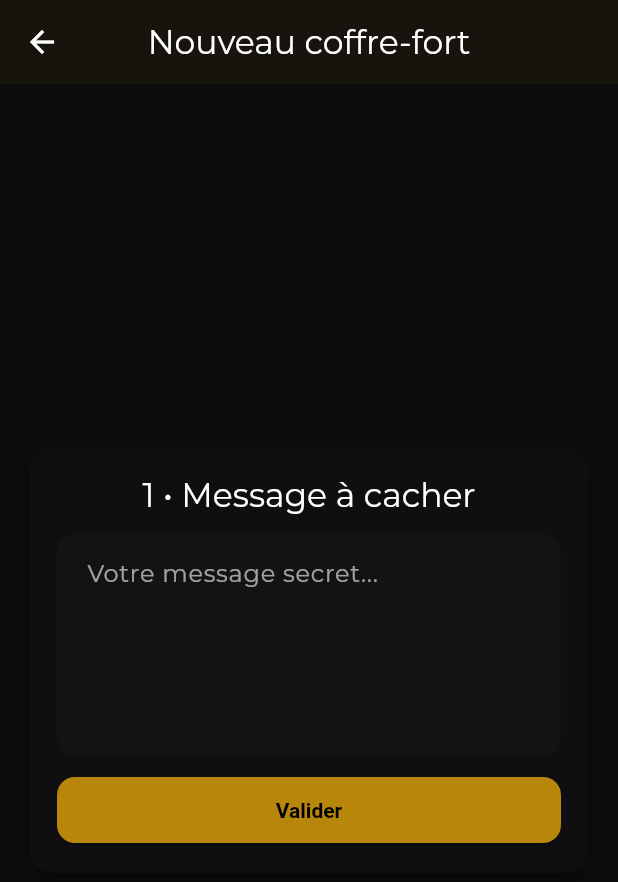
After one commit to E-Rossignol/temporary_vault, a Flutter app: the NewVaultPage screen opened by its route, on a phone screen of 412 x 824 dp. The commit adds this screen. Shown: the top 882 px of the screen. Run offline on Flutter 3.47's test engine with Material 3 defaults, Android fonts, the phone set to English and light mode, and no system bars; our stand-ins replace cloud_firestore, firebase_auth, firebase_core, google_fonts, shared_preferences; accounts and stored records are empty.

Commit message:
[FEAT]: set up the form and start working on the database to set and get user's data (no encryption for now)

```diff
--- /dev/null
+++ b/lib/models/data.dart
@@ -0,0 +1,11 @@
+class Data {
+  String mail;
+  DateTime deadline;
+  String message;
+
+  Data({
+    required this.mail,
+    required this.deadline,
+    required this.message
+  });
+}
--- /dev/null
+++ b/lib/pages/new_vault_page.dart
@@ -0,0 +1,396 @@
+import 'package:flutter/material.dart';
+import 'package:intl/intl.dart';
+import 'package:firebase_auth/firebase_auth.dart';
+import 'package:temporary_vault/models/data.dart';
+import '../constants/database_helper.dart';
+import '../constants/theme.dart';
+
+class NewVaultPage extends StatefulWidget {
+  const NewVaultPage({super.key});
+
+  @override
+  State<NewVaultPage> createState() => _NewVaultPageState();
+}
+
+class _NewVaultPageState extends State<NewVaultPage> {
+  int _step = 0;
+
+  // Step 1: message
+  final TextEditingController _messageController = TextEditingController();
+
+  // Step 2: deadline
+  bool _usePreciseDate = true;
+  DateTime? _pickedDate;
+  TimeOfDay? _pickedTime;
+  final TextEditingController _relativeValueController = TextEditingController(text: '1');
+  String _relativeUnit = 'Heures';
+  final List<String> _units = ['Heures', 'Jours', 'Mois', 'Années'];
+
+  // Step 3: password
+  final TextEditingController _passwordController = TextEditingController();
+  bool _passwordNoted = false;
+  bool _obscure = true;
+
+  // State
+  bool _isLoading = false;
+  bool _created = false;
+  String? _createdId;
+
+  @override
+  void dispose() {
+    _messageController.dispose();
+    _relativeValueController.dispose();
+    _passwordController.dispose();
+    super.dispose();
+  }
+
+  void _nextStep() {
+    setState(() => _step = (_step + 1).clamp(0, 4));
+  }
+
+  void _prevStep() {
+    setState(() => _step = (_step - 1).clamp(0, 4));
+  }
+
+  Future<void> _pickDate() async {
+    final now = DateTime.now();
+    final d = await showDatePicker(
+      context: context,
+      initialDate: _pickedDate ?? now,
+      firstDate: now,
+      lastDate: DateTime(now.year + 50),
+      builder: (ctx, child) => child ?? const SizedBox.shrink(),
+    );
+    if (d != null) setState(() => _pickedDate = d);
+  }
+
+  Future<void> _pickTime() async {
+    final t = await showTimePicker(
+      context: context,
+      initialTime: _pickedTime ?? TimeOfDay(hour: 12, minute: 0),
+      builder: (ctx, child) => child ?? const SizedBox.shrink(),
+    );
+    if (t != null) setState(() => _pickedTime = t);
+  }
+
+  DateTime? _computeDeadline() {
+    if (_usePreciseDate) {
+      if (_pickedDate == null || _pickedTime == null) return null;
+      return DateTime(
+        _pickedDate!.year,
+        _pickedDate!.month,
+        _pickedDate!.day,
+        _pickedTime!.hour,
+        _pickedTime!.minute,
+      );
+    } else {
+      final val = int.tryParse(_relativeValueController.text);
+      if (val == null || val <= 0) return null;
+      final now = DateTime.now();
+      switch (_relativeUnit) {
+        case 'Heures':
+          return now.add(Duration(hours: val));
+        case 'Jours':
+          return now.add(Duration(days: val));
+        case 'Mois':
+          return now.add(Duration(days: val * 30)); // approximation
+        case 'Années':
+          return now.add(Duration(days: val * 365)); // approximation
+        default:
+          return now.add(Duration(hours: val));
+      }
+    }
+  }
+
+  Future<void> _createVault() async {
+    final message = _messageController.text.trim();
+    final password = _passwordController.text;
+    final deadline = _computeDeadline();
+    if (message.isEmpty || password.isEmpty || deadline == null) {
+      ScaffoldMessenger.of(context).showSnackBar(
+        const SnackBar(content: Text('Veuillez remplir toutes les informations requises')),
+      );
+      return;
+    }
+
+    setState(() => _isLoading = true);
+    final email = FirebaseAuth.instance.currentUser?.email;
+    Data dt = Data(mail: email ?? '', message: message, deadline: deadline,);
+    DateTime now = DateTime.now();
+    final id = await DatabaseHelper.instance.insertUserDataFromList(dt, _passwordController.text);
+    setState(() {
+      _isLoading = false;
+      _created = id != null;
+      _createdId = id;
+      if (_created) _step = 4;
+    });
+  }
+
+  Widget _stepContent() {
+    switch (_step) {
+      case 0: // message
+        return Column(
+          mainAxisSize: MainAxisSize.min,
+          children: [
+            Text('1 • Message à cacher', style: Theme.of(context).textTheme.titleLarge),
+            const SizedBox(height: 12),
+            TextField(
+              controller: _messageController,
+              maxLines: 5,
+              decoration: const InputDecoration(
+                hintText: 'Votre message secret...',
+              ),
+            ),
+            const SizedBox(height: 12),
+            Row(
+              children: [
+                Expanded(
+                  child: ElevatedButton(
+                    onPressed: () {
+                      if (_messageController.text.trim().isEmpty) {
+                            ScaffoldMessenger.of(context).showSnackBar(
+                              const SnackBar(content: Text('Le message ne peut pas être vide')),
+                            );
+                            return;
+                      }
+                            FocusScope.of(context).unfocus();
+                            _nextStep();
+                          },
+                    child: const Text('Valider'),
+                  ),
+                ),
+              ],
+            ),
+          ],
+        );
+      case 1: // deadline
+        final dateStr = _pickedDate == null ? 'Aucune date choisie' : DateFormat.yMMMd().format(_pickedDate!);
+        final timeStr = _pickedTime == null ? '—:—' : _pickedTime!.format(context);
+        return Column(
+          mainAxisSize: MainAxisSize.min,
+          children: [
+            Text('2 • Deadline', style: Theme.of(context).textTheme.titleLarge),
+            const SizedBox(height: 12),
+            Row(
+              children: [
+                Expanded(
+                  child: ListTile(
+                    title: const Text('Date & heure précise'),
+                    leading: Radio<bool>(
+                      value: true,
+                      groupValue: _usePreciseDate,
+                      onChanged: (v) => setState(() => _usePreciseDate = true),
+                    ),
+                  ),
+                ),
+                Expanded(
+                  child: ListTile(
+                    title: const Text('Délai relatif'),
+                    leading: Radio<bool>(
+                      value: false,
+                      groupValue: _usePreciseDate,
+                      onChanged: (v) => setState(() => _usePreciseDate = false),
+                    ),
+                  ),
+                ),
+              ],
+            ),
+            const SizedBox(height: 6),
+            if (_usePreciseDate) ...[
+              Row(
+                children: [
+                  Expanded(
+                    child: OutlinedButton.icon(
+                      onPressed: _pickDate,
+                      icon: const Icon(Icons.calendar_today),
+                      label: Text(dateStr),
+                    ),
+                  ),
+                  const SizedBox(width: 8),
+                  Expanded(
+                    child: OutlinedButton.icon(
+                      onPressed: _pickTime,
+                      icon: const Icon(Icons.access_time),
+                      label: Text(timeStr),
+                    ),
+                  ),
+                ],
+              ),
+            ] else ...[
+              Row(
+                children: [
+                  Expanded(
+                    child: TextField(
+                      controller: _relativeValueController,
+                      keyboardType: TextInputType.number,
+                      decoration: const InputDecoration(hintText: 'Nombre'),
+                    ),
+                  ),
+                  const SizedBox(width: 8),
+                  DropdownButton<String>(
+                    value: _relativeUnit,
+                    items: _units.map((u) => DropdownMenuItem(value: u, child: Text(u))).toList(),
+                    onChanged: (v) => setState(() => _relativeUnit = v ?? _relativeUnit),
+                  ),
+                ],
+              ),
+            ],
+            const SizedBox(height: 12),
+            Row(
+              children: [
+                Expanded(
+                  child: ElevatedButton(
+                    onPressed: (_usePreciseDate && (_pickedDate == null || _pickedTime == null)) ||
+                            (!_usePreciseDate && (int.tryParse(_relativeValueController.text) == null))
+                        ? null
+                        : _nextStep,
+                    child: const Text('Valider'),
+                  ),
+                ),
+              ],
+            ),
+            const SizedBox(height: 6),
+            TextButton.icon(
+              onPressed: _prevStep,
+              icon: const Icon(Icons.arrow_back),
+              label: const Text('Retour'),
+            ),
+          ],
+        );
+      case 2: // password
+        return Column(
+          mainAxisSize: MainAxisSize.min,
+          children: [
+            Text('3 • Mot de passe de déverrouillage', style: Theme.of(context).textTheme.titleLarge),
+            const SizedBox(height: 12),
+            TextField(
+              controller: _passwordController,
+              obscureText: _obscure,
+              decoration: InputDecoration(
+                hintText: 'Mot de passe (gardez-le précieusement)',
+                suffixIcon: IconButton(
+                  icon: Icon(_obscure ? Icons.visibility : Icons.visibility_off),
+                  onPressed: () => setState(() => _obscure = !_obscure),
+                ),
+              ),
+            ),
+            const SizedBox(height: 8),
+            Row(
+              children: [
+                Checkbox(value: _passwordNoted, onChanged: (v) => setState(() => _passwordNoted = v ?? false)),
+                const Expanded(
+                  child: Text(
+                    'J’ai noté le mot de passe. Il ne sera plus accessible après validation.',
+                    style: TextStyle(fontSize: 13),
+                  ),
+                ),
+              ],
+            ),
+            const SizedBox(height: 8),
+            Row(
+              children: [
+                Expanded(
+                  child: ElevatedButton(
+                    onPressed: (_passwordController.text.isEmpty || !_passwordNoted) ? null : _nextStep,
+                    child: const Text('Valider'),
+                  ),
+                ),
+              ],
+            ),
+            const SizedBox(height: 6),
+            TextButton.icon(
+              onPressed: _prevStep,
+              icon: const Icon(Icons.arrow_back),
+              label: const Text('Retour'),
+            ),
+          ],
+        );
+      case 3: // confirmation & create
+        final computed = _computeDeadline();
+        final dlStr = computed == null ? '—' : DateFormat.yMd().add_jm().format(computed);
+        return Column(
+          mainAxisSize: MainAxisSize.min,
+          children: [
+            Text('4 • Résumé', style: Theme.of(context).textTheme.titleLarge),
+            const SizedBox(height: 12),
+            ListTile(
+              leading: const Icon(Icons.message),
+              title: const Text('Message'),
+              subtitle: Text(_messageController.text),
+            ),
+            ListTile(
+              leading: const Icon(Icons.timer),
+              title: const Text('Deadline'),
+              subtitle: Text(dlStr),
+            ),
+            ListTile(
+              leading: const Icon(Icons.lock),
+              title: const Text('Mot de passe (masqué)'),
+              subtitle: Text('*' * _passwordController.text.length),
+            ),
+            const SizedBox(height: 12),
+            _isLoading
+                ? const CircularProgressIndicator()
+                : ElevatedButton(
+                    onPressed: _createVault,
+                    child: const Text('Créer le coffre'),
+                  ),
+            const SizedBox(height: 8),
+            TextButton.icon(
+              onPressed: _prevStep,
+              icon: const Icon(Icons.arrow_back),
+              label: const Text('Retour'),
+            ),
+          ],
+        );
+      case 4: // success
+        return Column(
+          mainAxisSize: MainAxisSize.min,
+          children: [
+            const Icon(Icons.check_circle_outline, size: 80, color: AppTheme.darkGold),
+            const SizedBox(height: 12),
+            const Text('Félicitations, coffre-fort créé !', style: TextStyle(fontSize: 18)),
+            const SizedBox(height: 8),
+            if (_createdId != null)
+              SelectableText('ID: $_createdId', style: const TextStyle(fontSize: 12, color: Colors.white70)),
+            const SizedBox(height: 12),
+            ElevatedButton(
+              onPressed: () => Navigator.pop(context),
+              child: const Text('Retour'),
+            ),
+          ],
+        );
+      default:
+        return const SizedBox.shrink();
+    }
+  }
+
+  @override
+  Widget build(BuildContext context) {
+    return Scaffold(
+      appBar: AppBar(
+        title: const Text('Nouveau coffre-fort'),
+      ),
+      body: Center(
+        child: SingleChildScrollView(
+          padding: const EdgeInsets.all(16),
+          child: ConstrainedBox(
+            constraints: const BoxConstraints(maxWidth: 720),
+            child: Card(
+              color: const Color(0xFF0F0F12),
+              shape: RoundedRectangleBorder(borderRadius: BorderRadius.circular(16)),
+              elevation: 8,
+              child: Padding(
+                padding: const EdgeInsets.all(18),
+                child: AnimatedSwitcher(
+                  duration: const Duration(milliseconds: 300),
+                  child: _stepContent(),
+                ),
+              ),
+            ),
+          ),
+        ),
+      ),
+    );
+  }
+}
--- a/pubspec.yaml
+++ b/pubspec.yaml
@@ -42,6 +42,7 @@ dependencies:
   pointycastle: ^3.6.1
   crypto: ^3.0.0
   cloud_firestore: ^6.1.0
+  intl: ^0.18.0
 
 
 dev_dependencies:
```
Also changed, not shown: lib/constants/database_helper.dart (+26 -8 lines), lib/constants/helper.dart (+42 -0 lines), lib/main.dart (+2 -5 lines), lib/pages/sign_in.dart (+19 -0 lines), pubspec.lock.
